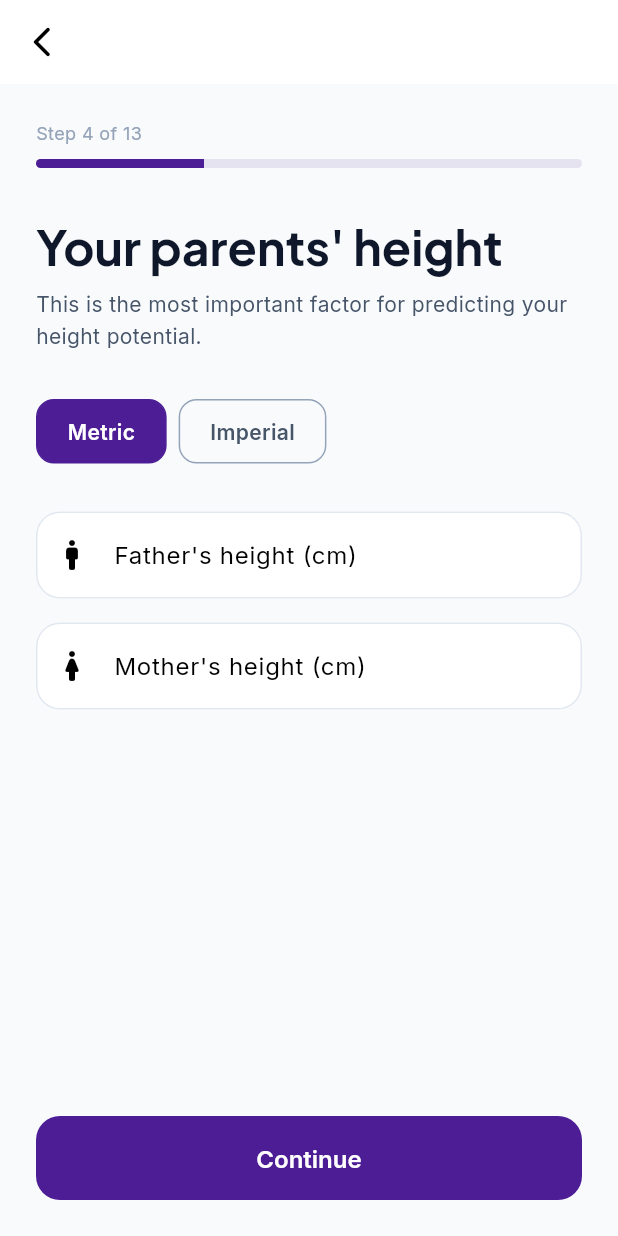
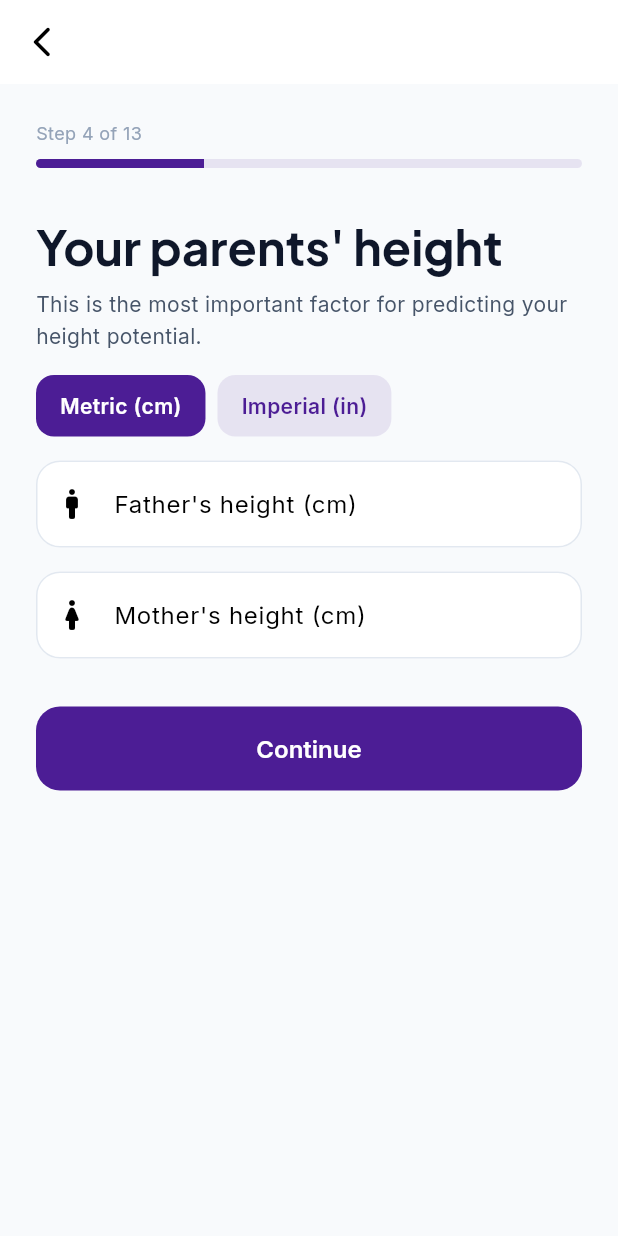
Before and after one commit to MirzaAliAkbar/GetTaller, a Flutter app: the ParentHeightScreen screen opened by its route, after a tap on "Continue", on a phone screen of 412 x 824 dp. Run offline on Flutter 3.47's test engine with Material 3 defaults, Android fonts, the phone set to English and light mode, and no system bars; our stand-ins replace equatable, firebase_analytics, firebase_core, firebase_crashlytics, firebase_remote_config, fl_chart and 12 more; accounts and stored records are empty.

Commit message:
Fix parent height units, overflow, result preview, exercise nav
1. Parent height: use local _isMetric for unit label (cm vs in)
2. Parent height: wrap in SingleChildScrollView to fix keyboard overflow
3. Result preview: use UnitConverter.formatHeight() instead of hardcoded 'cm'
4. Exercise button: use push() instead of go() to properly navigate

```diff
--- a/lib/features/dashboard/presentation/screens/dashboard_tab.dart
+++ b/lib/features/dashboard/presentation/screens/dashboard_tab.dart
@@ -362,7 +362,7 @@
                   icon: Icons.fitness_center_rounded,
                   label: 'Exercises',
                   color: AppTheme.accent,
-                  onTap: () => context.go('/main', extra: 1),
+                  onTap: () => context.push('/main', extra: 1),
                 ),
               ),
             ],
--- a/lib/features/onboarding/presentation/screens/parent_height_screen.dart
+++ b/lib/features/onboarding/presentation/screens/parent_height_screen.dart
@@ -39,25 +39,17 @@
     final fatherCm = _isMetric ? father : father * 2.54;
     final motherCm = _isMetric ? mother : mother * 2.54;
 
-    ref.read(onboardingProvider.notifier).setParentHeights(
-      fatherHeightCm: fatherCm,
-      motherHeightCm: motherCm,
-    );
-    context.go('/onboarding/sports');
+    ref.read(onboardingProvider.notifier).setParentHeights(fatherHeightCm: fatherCm, motherHeightCm: motherCm);
+    context.push('/onboarding/sports');
   }
 
   @override
   Widget build(BuildContext context) {
-    final unit = UnitConverter.heightUnit();
+    final unit = _isMetric ? 'cm' : 'in';
     return Scaffold(
-      appBar: AppBar(
-        leading: IconButton(
-          icon: const Icon(Icons.arrow_back_ios_new_rounded),
-          onPressed: () => context.pop(),
-        ),
-      ),
+      appBar: AppBar(leading: IconButton(icon: const Icon(Icons.arrow_back_ios_new_rounded), onPressed: () => context.pop())),
       body: SafeArea(
-        child: Padding(
+        child: SingleChildScrollView(
           padding: const EdgeInsets.all(AppConstants.spacingXl),
           child: Column(
             crossAxisAlignment: CrossAxisAlignment.start,
@@ -68,44 +60,25 @@
               const SizedBox(height: AppConstants.spacingSm),
               Text("This is the most important factor for predicting your height potential.",
                   style: Theme.of(context).textTheme.bodyMedium),
-              const SizedBox(height: AppConstants.spacingXxl),
-
-              // Unit toggle
+              const SizedBox(height: AppConstants.spacingLg),
               Row(
                 children: [
-                  _unitButton('Metric', true),
+                  _unitButton('Metric (cm)', true),
                   const SizedBox(width: 8),
-                  _unitButton('Imperial', false),
+                  _unitButton('Imperial (in)', false),
                 ],
               ),
+              const SizedBox(height: AppConstants.spacingLg),
+              TextField(controller: _fatherController, keyboardType: TextInputType.number, decoration: InputDecoration(
+                labelText: "Father's height ($unit)", prefixIcon: const Icon(Icons.man_rounded),
+              )),
+              const SizedBox(height: AppConstants.spacingLg),
+              TextField(controller: _motherController, keyboardType: TextInputType.number, decoration: InputDecoration(
+                labelText: "Mother's height ($unit)", prefixIcon: const Icon(Icons.woman_rounded),
+              )),
               const SizedBox(height: AppConstants.spacingXxl),
-
-              TextField(
-                controller: _fatherController,
-                keyboardType: TextInputType.number,
-                decoration: InputDecoration(
-                  labelText: "Father's height ($unit)",
-                  prefixIcon: const Icon(Icons.man_rounded),
-                ),
-              ),
-              const SizedBox(height: AppConstants.spacingLg),
-              TextField(
-                controller: _motherController,
-                keyboardType: TextInputType.number,
-                decoration: InputDecoration(
-                  labelText: "Mother's height ($unit)",
-                  prefixIcon: const Icon(Icons.woman_rounded),
-                ),
-              ),
-
-              const Spacer(),
-              SizedBox(
-                width: double.infinity,
-                height: 56,
-                child: ElevatedButton(
-                  onPressed: _submit,
-                  child: const Text('Continue'),
-                ),
+              SizedBox(width: double.infinity, height: 56,
+                child: ElevatedButton(onPressed: _submit, child: const Text('Continue')),
               ),
             ],
           ),
@@ -119,36 +92,25 @@
     return GestureDetector(
       onTap: () => setState(() => _isMetric = metric),
       child: Container(
-        padding: const EdgeInsets.symmetric(horizontal: 20, vertical: 10),
+        padding: const EdgeInsets.symmetric(horizontal: 16, vertical: 10),
         decoration: BoxDecoration(
-          color: selected ? AppTheme.accent : Colors.transparent,
+          color: selected ? AppTheme.accent : AppTheme.accent.withOpacity(0.1),
           borderRadius: BorderRadius.circular(12),
-          border: Border.all(
-            color: selected ? AppTheme.accent : AppTheme.textTertiary,
-          ),
         ),
         child: Text(label, style: TextStyle(
-          color: selected ? Colors.white : AppTheme.textSecondary,
-          fontWeight: FontWeight.w600,
+          color: selected ? Colors.white : AppTheme.accent,
+          fontWeight: FontWeight.w600, fontSize: 14,
         )),
       ),
     );
   }
 
-  Widget _progressBar(int c, int t) => Column(
-    crossAxisAlignment: CrossAxisAlignment.start,
-    children: [
-      Text('Step $c of $t', style: const TextStyle(fontSize: 12, color: AppTheme.textTertiary)),
-      const SizedBox(height: 8),
-      ClipRRect(
-        borderRadius: BorderRadius.circular(4),
-        child: LinearProgressIndicator(
-          value: c / t,
-          backgroundColor: AppTheme.accent.withOpacity(0.1),
-          valueColor: const AlwaysStoppedAnimation(AppTheme.accent),
-          minHeight: 6,
-        ),
-      ),
-    ],
-  );
+  Widget _progressBar(int c, int t) => Column(crossAxisAlignment: CrossAxisAlignment.start, children: [
+    Text('Step $c of $t', style: const TextStyle(fontSize: 12, color: AppTheme.textTertiary)),
+    const SizedBox(height: 8),
+    ClipRRect(borderRadius: BorderRadius.circular(4),
+      child: LinearProgressIndicator(value: c / t, backgroundColor: AppTheme.accent.withOpacity(0.1),
+          valueColor: const AlwaysStoppedAnimation(AppTheme.accent), minHeight: 6),
+    ),
+  ]);
 }
```
Also changed, not shown: lib/features/onboarding/presentation/screens/current_measurements_screen.dart (+37 -33 lines).
